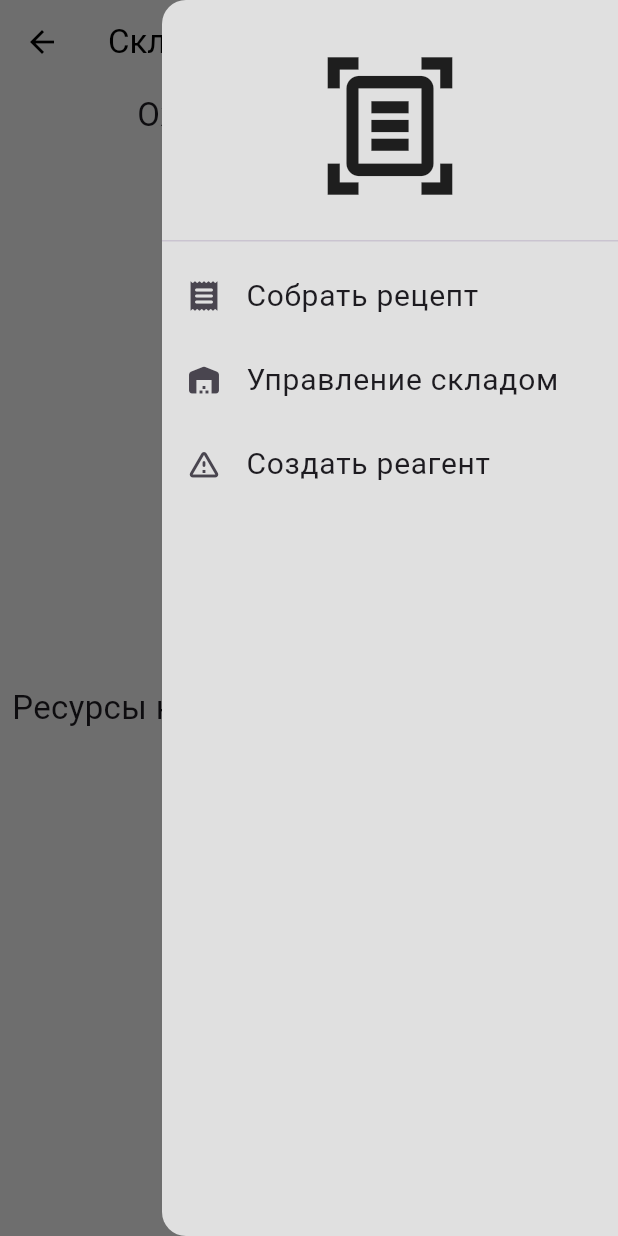
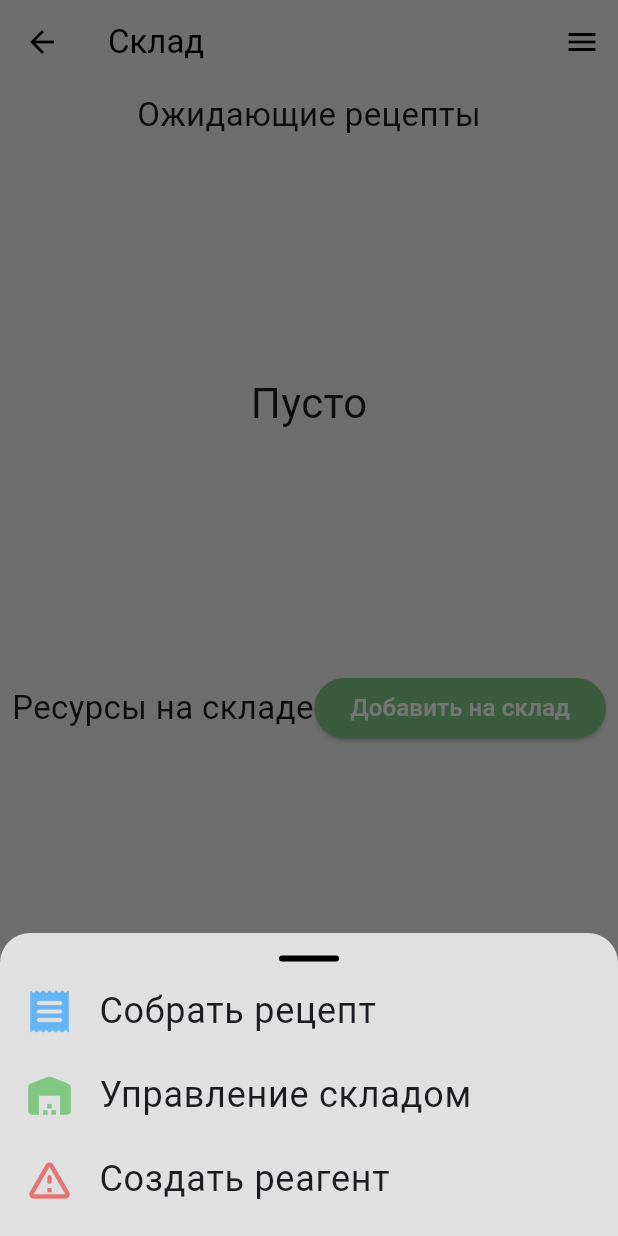
Before and after one commit to WaG711/Accounting-Chemical-Reagents, a Flutter app: the Warehouse screen opened by its route, after a tap on the "menu" icon, on a phone screen of 412 x 824 dp. Run offline on Flutter 3.47's test engine with Material 3 defaults, Android fonts, the phone set to English and light mode, and no system bars; our stand-ins replace sqflite; accounts and stored records are empty.

Commit message:
другое меню

```diff
--- a/lib/main.dart
+++ b/lib/main.dart
@@ -1,4 +1,5 @@
 import 'package:accounting_chemical_reagents/src/domain/database_helper.dart';
+import 'package:accounting_chemical_reagents/src/presentation/pages/add_ready_recipe.dart';
 import 'package:accounting_chemical_reagents/src/presentation/pages/entrance.dart';
 import 'package:accounting_chemical_reagents/src/presentation/pages/recipe_base.dart';
 import 'package:accounting_chemical_reagents/src/presentation/pages/warehouse.dart';
@@ -16,6 +17,7 @@ void main() async {
       '/': (context) => const Entrance(),
       '/recipe': (context) => const RecipeBase(),
       '/warehouse': (context) => const Warehouse(),
+      '/addReadyRecipe':(context) => const AddReadyRecipe()
     },
   ));
 }
--- a/lib/src/presentation/pages/warehouse.dart
+++ b/lib/src/presentation/pages/warehouse.dart
@@ -53,7 +53,6 @@ class _WarehouseState extends State<Warehouse> {
     return Scaffold(
       backgroundColor: const Color.fromRGBO(240, 240, 240, 1),
       appBar: _buildAppBar(),
-      endDrawer: MyWidgets.buildDrawer(context),
       body: Column(
         crossAxisAlignment: CrossAxisAlignment.stretch,
         children: [
@@ -70,6 +69,14 @@ class _WarehouseState extends State<Warehouse> {
         'Склад',
         style: TextStyle(color: Colors.black),
       ),
+      actions: [
+          IconButton(
+            icon: const Icon(Icons.menu),
+            onPressed: () {
+              MyWidgets.openBottomDrawer(context);
+            },
+          ),
+        ],
       backgroundColor: const Color.fromRGBO(240, 240, 240, 1),
       iconTheme: const IconThemeData(color: Colors.black),
     );
--- a/lib/src/presentation/widgets/my_widgets.dart
+++ b/lib/src/presentation/widgets/my_widgets.dart
@@ -3,44 +3,64 @@ import 'package:accounting_chemical_reagents/src/domain/repository/reagent_repos
 import 'package:flutter/material.dart';
 
 class MyWidgets {
-  static Widget buildDrawer(BuildContext context) {
-    return Drawer(
-      backgroundColor: Colors.grey[300],
-      child: ListView(
+  static void openBottomDrawer(BuildContext context) {
+    showModalBottomSheet(
+      context: context,
+      builder: (BuildContext context) {
+        return Container(
+          decoration: BoxDecoration(
+            color: Colors.grey[300],
+            borderRadius: const BorderRadius.only(
+              topLeft: Radius.circular(20.0),
+              topRight: Radius.circular(20.0),
+            ),
+          ),
+          child: Column(
+            mainAxisSize: MainAxisSize.min,
             children: [
-          const DrawerHeader(
-              child: Icon(Icons.document_scanner_outlined, size: 100)),
+              const SizedBox(height: 10),
+              Container(
+                width: 40,
+                height: 4,
+                margin: const EdgeInsets.symmetric(vertical: 5),
+                decoration: BoxDecoration(
+                  color: Colors.black,
+                  borderRadius: BorderRadius.circular(2.0),
+                ),
+              ),
               ListTile(
-            leading: const Icon(Icons.receipt_rounded),
+                leading: Icon(
+                  Icons.receipt_rounded,
+                  size: 34,
+                  color: Colors.blue[300],
+                ),
                 title: const Text(
                   'Собрать рецепт',
-              style: TextStyle(
-                fontSize: 20,
-              ),
+                  style: TextStyle(fontSize: 24),
                 ),
                 onTap: () {
-              Navigator.pushReplacementNamed(context, '/recipe');
+                  Navigator.pushNamedAndRemoveUntil(
+                      context, '/recipe', (route) => false);
                 },
               ),
               ListTile(
-            leading: const Icon(Icons.warehouse_rounded),
+                leading: Icon(Icons.warehouse_rounded,
+                    size: 34, color: Colors.green[300]),
                 title: const Text(
                   'Управление складом',
-              style: TextStyle(
-                fontSize: 20,
-              ),
+                  style: TextStyle(fontSize: 24),
                 ),
                 onTap: () {
-              Navigator.pushReplacementNamed(context, '/warehouse');
+                  Navigator.pushNamedAndRemoveUntil(
+                      context, '/warehouse', (route) => false);
                 },
               ),
               ListTile(
-            leading: const Icon(Icons.warning_amber_rounded),
+                leading: Icon(Icons.warning_amber_rounded,
+                    size: 34, color: Colors.red[300]),
                 title: const Text(
                   'Создать реагент',
-              style: TextStyle(
-                fontSize: 20,
-              ),
+                  style: TextStyle(fontSize: 24),
                 ),
                 onTap: () {
                   showDialog(
@@ -74,7 +94,10 @@ class MyWidgets {
                             child: ElevatedButton(
                               onPressed: () {
                                 if (name.isNotEmpty && formula.isNotEmpty) {
-                                Reagent reagent = Reagent(name: name.trim(), formula: formula.trim());
+                                  Reagent reagent = Reagent(
+                                    name: name.trim(),
+                                    formula: formula.trim(),
+                                  );
                                   ReagentRepository().insertReagent(reagent);
                                   Navigator.of(context).pop();
                                 } else {
@@ -82,12 +105,16 @@ class MyWidgets {
                                 }
                               },
                               style: ElevatedButton.styleFrom(
-                                backgroundColor: Colors.red[300]),
+                                backgroundColor: Colors.red[300],
+                              ),
                               child: const Text(
                                 'Создать реагент',
-                              style:
-                                  TextStyle(color: Colors.white, fontSize: 22),
-                            )),
+                                style: TextStyle(
+                                  color: Colors.white,
+                                  fontSize: 22,
+                                ),
+                              ),
+                            ),
                           )
                         ],
                       );
@@ -95,8 +122,11 @@ class MyWidgets {
                   );
                 },
               ),
+              const SizedBox(height: 10)
             ],
           ),
+        );
+      },
     );
   }
 
```
Also changed, not shown: lib/src/presentation/pages/add_ready_recipe.dart (+8 -1 lines), lib/src/presentation/pages/collect_recipe.dart (+8 -1 lines), lib/src/presentation/pages/pending_recipes.dart (+8 -1 lines), lib/src/presentation/pages/ready_recipes.dart (+9 -8 lines). Lines whose indentation alone changed are shown as unchanged.
